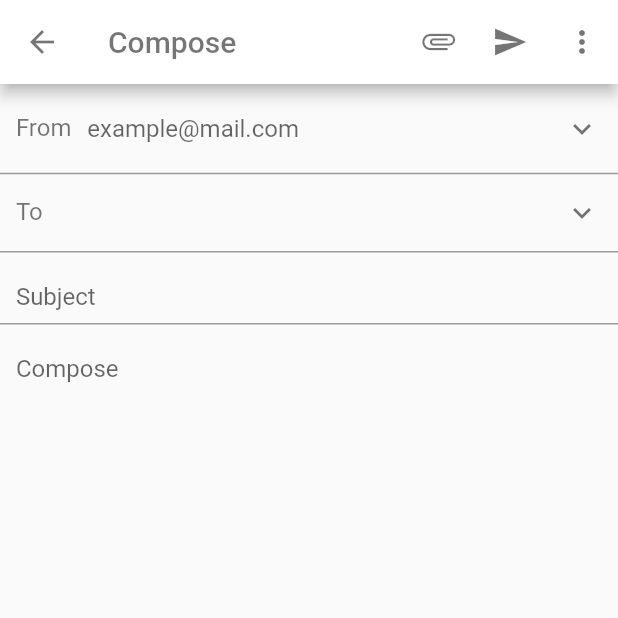
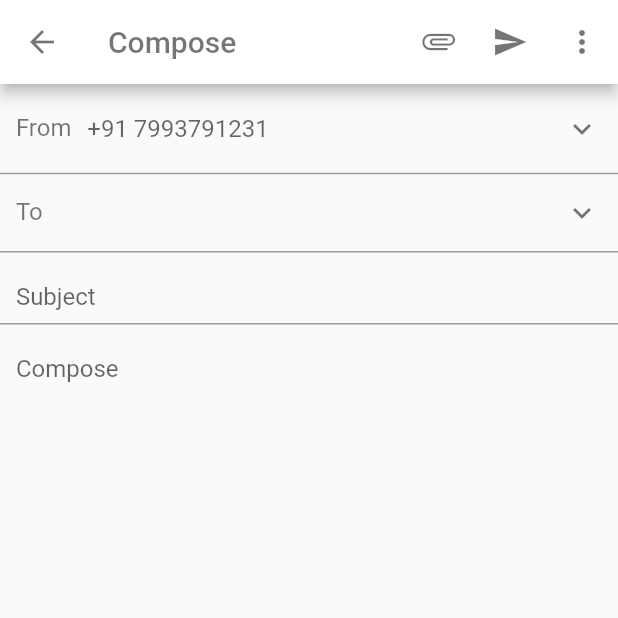
Before and after one commit to theflutter/GmailClone, a Flutter app: the ComposeScreen screen opened directly, on a phone screen of 412 x 824 dp, the top half of it. Run offline on Flutter 3.47's test engine with Material 2 defaults, Android fonts, the phone set to English and light mode, and no system bars.

Commit message:
after changes of sentccbcc

```diff
--- a/lib/compose_email_screen.dart
+++ b/lib/compose_email_screen.dart
@@ -1,8 +1,21 @@
 import 'package:flutter/material.dart';
 import 'package:mail_app/data.dart';
+import 'package:mail_app/home_screen.dart';
 
-class ComposeScreen extends StatelessWidget {
-  ComposeScreen({Key? key, required void onSendMessage}) : super(key: key);
+class ComposeScreen extends StatefulWidget {
+  const ComposeScreen({Key? key, required void onSendMessage}) : super(key: key);
+
+  @override
+  State<ComposeScreen> createState() => _ComposeScreenState();
+}
+
+class _ComposeScreenState extends State<ComposeScreen> {
+  bool expandMore = false;
+
+  bool showCcField = false;
+
+  bool showBccField = false;
+
   final List<String> menuTabItems = [
     'Schedule send',
     "Confidential Mode",
@@ -10,6 +23,7 @@ class ComposeScreen extends StatelessWidget {
     "Settings",
     "help and feedback"
   ];
+
   @override
   Widget build(BuildContext context) {
     return Scaffold(
@@ -50,6 +64,11 @@ class ComposeScreen extends StatelessWidget {
                           child: Text('OK'),
                           onPressed: () {
                             Navigator.of(context).pop();
+                            Navigator.of(context).push(
+                              MaterialPageRoute(
+                                builder: (context) => HomeScreen(),
+                              ),
+                            );
                           },
                         ),
                       ],
@@ -73,6 +92,15 @@ class ComposeScreen extends StatelessWidget {
                       ),
                     )
                     .toList(),
+                onSelected: (value) {
+                  setState(() {
+                    if (value == 'Cc') {
+                      showCcField = true;
+                    } else if (value == 'Bcc') {
+                      showBccField = true;
+                    }
+                  });
+                },
               ),
             ),
           ],
@@ -96,7 +124,7 @@ class ComposeScreen extends StatelessWidget {
                       style: TextStyle(color: Colors.black54, fontSize: 16),
                     ),
                   ),
-                  hintText: 'example@mail.com',
+                  hintText: '+91 7993791231',
                   suffixIcon: IconButton(
                     icon: const Icon(Icons.expand_more),
                     color: Colors.black54,
@@ -120,10 +148,53 @@ class ComposeScreen extends StatelessWidget {
                   suffixIcon: IconButton(
                     icon: const Icon(Icons.expand_more),
                     color: Colors.black54,
-                    onPressed: () {},
+                    onPressed: () {
+                      setState(() {
+                        expandMore = !expandMore;
+                      });
+                    },
                   ),
                 ),
               ),
+              if (expandMore)
+                Column(
+                  children: [
+                    TextField(
+                      decoration: InputDecoration(
+                        contentPadding:
+                            EdgeInsets.symmetric(vertical: kPadding - 4),
+                        prefixIcon: Padding(
+                          padding: EdgeInsets.only(
+                              top: kPadding - 7,
+                              left: kPadding - 10,
+                              right: kPadding - 10),
+                          child: const Text(
+                            'Cc',
+                            style:
+                                TextStyle(color: Colors.black54, fontSize: 16),
+                          ),
+                        ),
+                      ),
+                    ),
+                    TextField(
+                      decoration: InputDecoration(
+                        contentPadding:
+                            EdgeInsets.symmetric(vertical: kPadding - 4),
+                        prefixIcon: Padding(
+                          padding: EdgeInsets.only(
+                              top: kPadding - 7,
+                              left: kPadding - 10,
+                              right: kPadding - 10),
+                          child: const Text(
+                            'Bcc',
+                            style:
+                                TextStyle(color: Colors.black54, fontSize: 16),
+                          ),
+                        ),
+                      ),
+                    ),
+                  ],
+                ),
               TextField(
                 decoration: InputDecoration(
                   contentPadding: EdgeInsets.only(
--- a/lib/mail_detail_screen.dart
+++ b/lib/mail_detail_screen.dart
@@ -2,7 +2,6 @@ import 'dart:math';
 
 import 'package:flutter/material.dart';
 import 'package:mail_app/data.dart';
-import 'package:http/http.dart' as http;
 
 class MailDetailScreen extends StatelessWidget {
   MailDetailScreen(
```
Also changed, not shown: lib/home_screen.dart (+9 -0 lines), lib/sent_messages.dart (added, +17 -0 lines).
